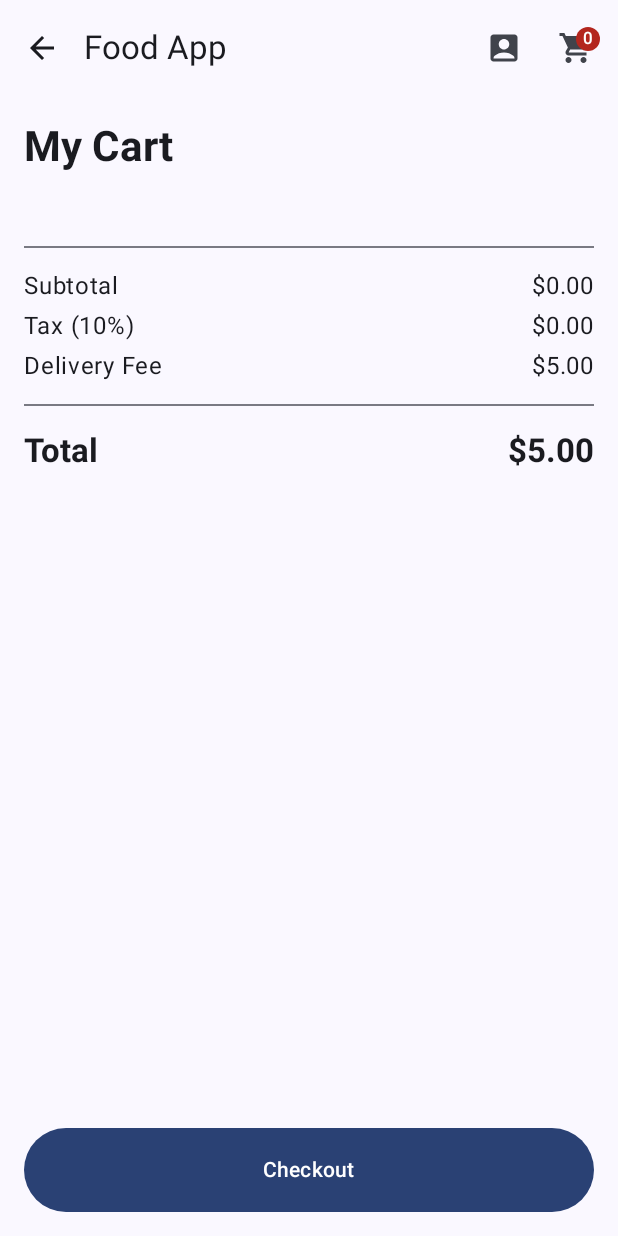
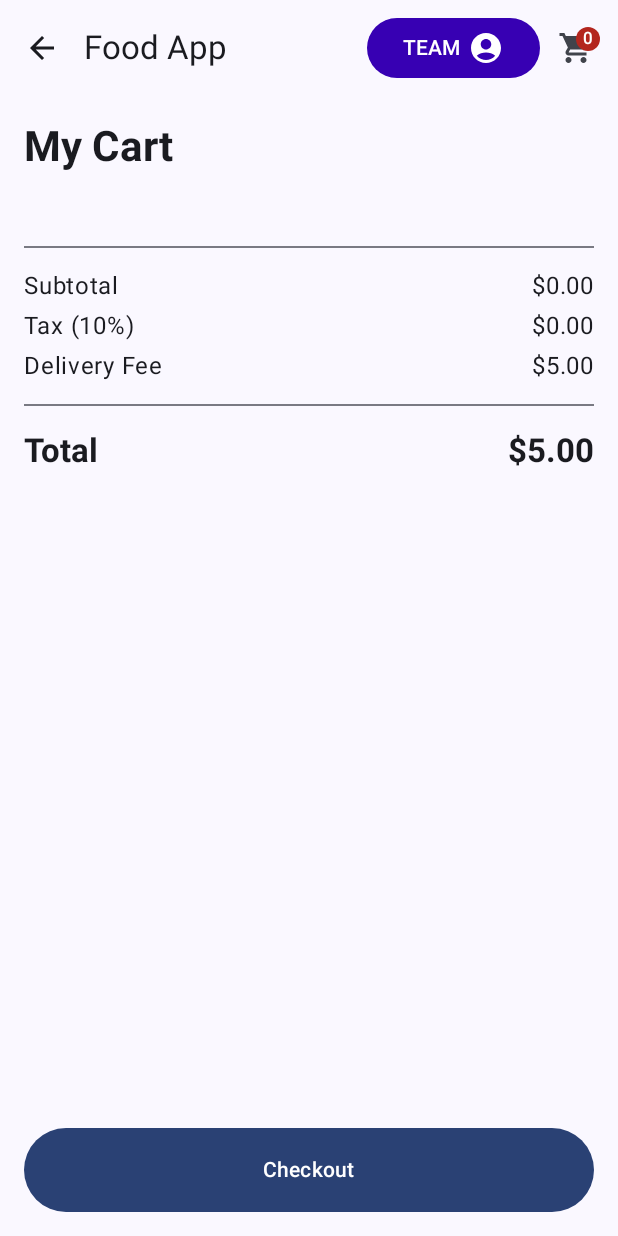
Before and after one commit to ORCUSio/foodHonour, an Android app built with Jetpack Compose: the CheckoutScreen screen opened through its navigation route, on a phone screen of 412 x 824 dp. Run offline under Robolectric (Android 15) with nearby library versions, the phone set to English and light mode, and no system bars; pictures from the network do not load.

```diff
--- a/app/src/main/java/com/example/group9/MainActivity.kt
+++ b/app/src/main/java/com/example/group9/MainActivity.kt
@@ -1,18 +1,28 @@
 package com.example.group9
 
 import android.os.Bundle
+import android.widget.Toast
 import androidx.activity.ComponentActivity
 import androidx.activity.compose.setContent
 import androidx.activity.enableEdgeToEdge
+import androidx.compose.foundation.layout.Arrangement
+import androidx.compose.foundation.layout.Row
+import androidx.compose.foundation.layout.Spacer
 import androidx.compose.foundation.layout.padding
+import androidx.compose.foundation.layout.width
+import androidx.compose.foundation.shape.RoundedCornerShape
 import androidx.compose.material.icons.Icons
 import androidx.compose.material.icons.filled.ArrowBack
-import androidx.compose.material.icons.filled.AccountBox
+import androidx.compose.material.icons.filled.AccountCircle
 import androidx.compose.material.icons.filled.ShoppingCart
 import androidx.compose.material3.*
 import androidx.compose.runtime.Composable
 import androidx.compose.runtime.getValue
+import androidx.compose.ui.Alignment
 import androidx.compose.ui.Modifier
+import androidx.compose.ui.graphics.Color
+import androidx.compose.ui.platform.LocalContext
+import androidx.compose.ui.unit.dp
 import androidx.navigation.compose.NavHost
 import androidx.navigation.compose.composable
 import androidx.navigation.compose.currentBackStackEntryAsState
@@ -43,6 +53,7 @@ fun FoodDeliveryApp() {
     val currentBackStackEntry by navController.currentBackStackEntryAsState()
     val currentRoute = currentBackStackEntry?.destination?.route
     val cartItems = DataProvider.cartItems
+    val context = LocalContext.current
 
     Scaffold(
         topBar = {
@@ -56,8 +67,16 @@ fun FoodDeliveryApp() {
                     }
                 },
                 actions = {
-                    IconButton(onClick = { navController.navigate("team") }) {
-                        Icon(Icons.Default.AccountBox, contentDescription = "Team")
+                    Button(
+                        onClick = { navController.navigate("team") },
+                        shape = RoundedCornerShape(50.dp),
+                        colors = ButtonDefaults.buttonColors(containerColor = Color(0xFF3700B3))
+                    ) {
+                        Row(verticalAlignment = Alignment.CenterVertically, horizontalArrangement = Arrangement.SpaceBetween) {
+                            Text("TEAM")
+                            Spacer(modifier = Modifier.width(4.dp))
+                            Icon(Icons.Default.AccountCircle, contentDescription = "Team")
+                        }
                     }
                     IconButton(onClick = { navController.navigate("checkout") }) {
                         BadgedBox(badge = { Badge { Text("${cartItems.size}") } }) {
@@ -82,6 +101,8 @@ fun FoodDeliveryApp() {
                 if (foodItem != null) {
                     ItemDetailScreen(foodItem = foodItem) { cartItem ->
                         DataProvider.addToCart(cartItem)
+                        Toast.makeText(context, "Item added to cart", Toast.LENGTH_SHORT).show()
+                        navController.popBackStack()
                     }
                 }
             }
```
Also changed, not shown: app/src/main/java/com/example/group9/model/DataProvider.kt (+1 -19 lines).
